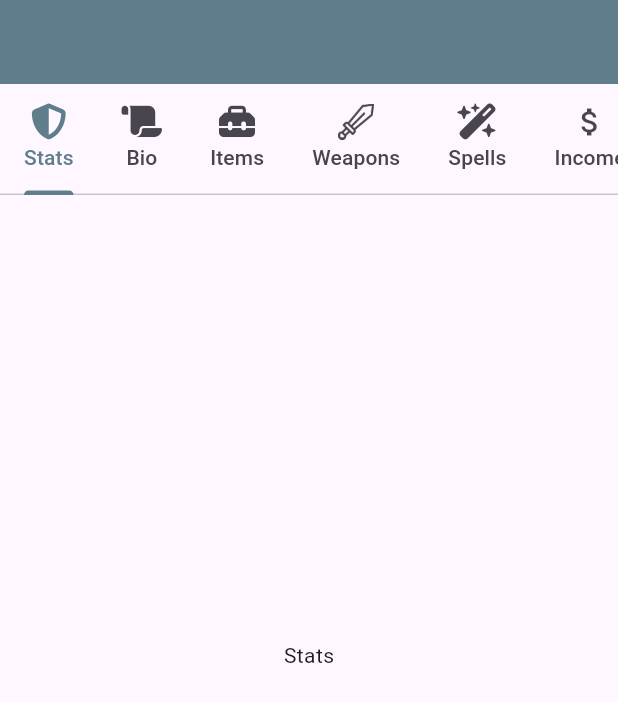
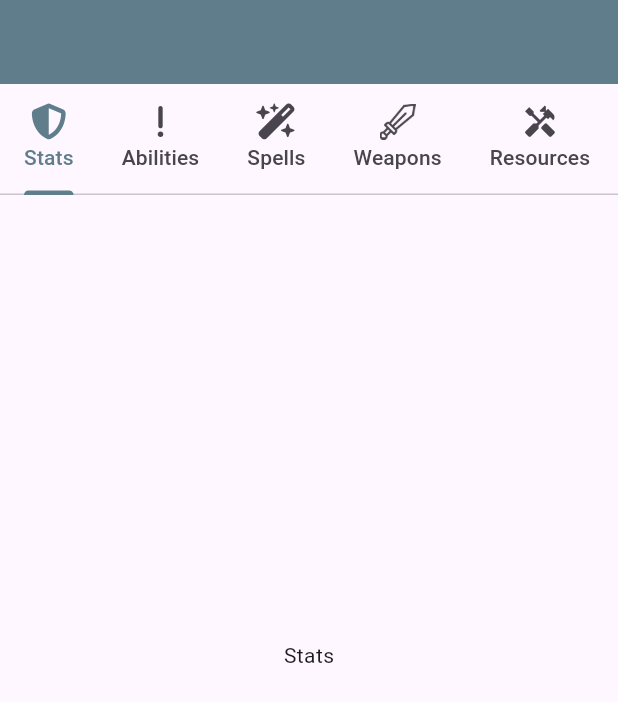
Before and after one commit to skeptickal/homeBrewed, a Flutter app: the CharacterViewerScreen widget shown alone on an empty page, opened directly with empty values, on a phone screen of 412 x 824 dp. Shown: the top 702 px of the screen. Run offline on Flutter 3.47's test engine with Material 3 defaults, Android fonts, the phone set to English and light mode, and no system bars; our stand-ins replace bloc, cloud_firestore, equatable, firebase_auth, firebase_core, firebase_messaging and 4 more; accounts and stored records are empty.

Commit message:
finished bio tab cosmetics plus toggle edit functionality

```diff
--- a/dnd_character_manager/lib/constants/text_fields.dart
+++ b/dnd_character_manager/lib/constants/text_fields.dart
@@ -26,7 +26,7 @@ class CustomTextBox extends StatelessWidget {
       child: Column(
         crossAxisAlignment: CrossAxisAlignment.start,
         children: [
-          Text(subtitle, style: dndFont.copyWith(fontSize: 14, fontWeight: FontWeight.bold)),
+          Center(child: Text(subtitle, style: dndFont.copyWith(fontSize: 14, fontWeight: FontWeight.bold))),
           const SizedBox(height: 4),
           TextFormField(
             controller: controller,
@@ -67,7 +67,7 @@ class BigTextBox extends StatelessWidget {
       child: Column(
         crossAxisAlignment: CrossAxisAlignment.start,
         children: [
-          Text(subtitle, style: dndFont.copyWith(fontSize: 14, fontWeight: FontWeight.bold)),
+          Center(child: Text(subtitle, style: dndFont.copyWith(fontSize: 14, fontWeight: FontWeight.bold))),
           const SizedBox(height: 4),
           TextFormField(
             enabled: enabled,
--- a/dnd_character_manager/lib/cubits/character_cubit/character_cubit.dart
+++ b/dnd_character_manager/lib/cubits/character_cubit/character_cubit.dart
@@ -26,14 +26,19 @@ class CharacterCubit extends Cubit<CharacterState> {
   }
 
   Future<void> readCharactersByUserID(String? userID) async {
-    print('before \n ${state.dndCharacters}');
     try {
       final List<DndCharacter> dndCharacters = await dndService.readDndCharactersByUserID(userID: userID);
       emit(state.copyWith(dndCharacters: dndCharacters));
-      print('after \n ${state.dndCharacters}');
     } catch (e) {
       print('error reading characters from state');
     }
+  }
+
+  //edit booleans
+  Future<void> bioEdit(bool bioEdit) async {
+    print(state.bioEdit);
+    emit(state.copyWith(bioEdit: bioEdit));
+    print(state.bioEdit);
   }
 
 // Firebase Auth related cubit functions
@@ -57,5 +62,4 @@ class CharacterCubit extends Cubit<CharacterState> {
   Future<void> signOut() => firebaseAuthClient.signOut();
 
   Future<void> setUserData(MyUser myUser) async => firebaseAuthClient.setUserData(myUser);
-
 }
--- a/dnd_character_manager/lib/cubits/character_cubit/character_state.dart
+++ b/dnd_character_manager/lib/cubits/character_cubit/character_state.dart
@@ -5,29 +5,41 @@ class CharacterState extends Equatable {
   final bool? signedIn;
   final MyUser? myUser;
   final List<DndCharacter> dndCharacters;
+  // final bool? statsEdit;
+  // final bool? abilitiesEdit;
+  final bool? bioEdit;
+  // final bool? itemsEdit;
+  // final bool? weaponsEdit;
+  // final bool? spellsEdit;
+  // final bool? incomeEdit;
 
-  const CharacterState({this.signedIn, this.myUser, required this.dndCharacters});
+  const CharacterState({this.signedIn, this.myUser, required this.dndCharacters, this.bioEdit});
 
-  CharacterState copyWith({signedIn, myUser, dndCharacters}) {
+  CharacterState copyWith({signedIn, myUser, dndCharacters, bioEdit}) {
     return CharacterState(
       signedIn: signedIn ?? this.signedIn,
       myUser: myUser ?? this.myUser,
       dndCharacters: dndCharacters ?? this.dndCharacters,
+      bioEdit: bioEdit ?? this.bioEdit,
     );
   }
 
   @override
-  List<Object?> get props => [signedIn, myUser, dndCharacters];
+  List<Object?> get props => [signedIn, myUser, dndCharacters, bioEdit];
 }
 
 final class CharacterInitial extends CharacterState {
   CharacterInitial()
-      : super(signedIn: false, myUser: null, dndCharacters: [
-          const DndCharacter(
-            userID: '1234',
-            race: 'human',
-            name: 'Jackson',
-            dndClass: 'Dev',
-          )
-        ]);
+      : super(
+            signedIn: false,
+            myUser: null,
+            dndCharacters: [
+              const DndCharacter(
+                userID: '1234',
+                race: 'human',
+                name: 'Jackson',
+                dndClass: 'Dev',
+              ),
+            ],
+            bioEdit: false);
 }
--- a/dnd_character_manager/lib/pages/add_dnd_character_screen.dart
+++ b/dnd_character_manager/lib/pages/add_dnd_character_screen.dart
@@ -15,6 +15,7 @@ class AddDndCharacterScreen extends StatelessWidget {
     TextEditingController name = TextEditingController();
     TextEditingController race = TextEditingController();
     TextEditingController dndClass = TextEditingController();
+
     return BlocBuilder<CharacterCubit, CharacterState>(
       builder: (context, state) {
         return Form(
@@ -55,7 +56,7 @@ class AddDndCharacterScreen extends StatelessWidget {
                     context.pop();
                   },
                   child: const Text('Add Character'),
-                )
+                ),
               ],
             ),
           ),
--- a/dnd_character_manager/lib/pages/character_viewer_screen.dart
+++ b/dnd_character_manager/lib/pages/character_viewer_screen.dart
@@ -14,15 +14,116 @@ class CharacterViewerScreen extends StatelessWidget {
 
   @override
   Widget build(BuildContext context) {
-    TextEditingController bio = TextEditingController();
-
     return BlocBuilder<CharacterCubit, CharacterState>(
       builder: (context, state) {
+        TextEditingController bio = TextEditingController();
+        TextEditingController personality = TextEditingController();
+        TextEditingController dndAlignment = TextEditingController();
+        TextEditingController name = TextEditingController();
+        TextEditingController race = TextEditingController();
+        TextEditingController dndClass = TextEditingController();
+        TextEditingController bonds = TextEditingController();
+        TextEditingController flaws = TextEditingController();
         bio.text = 'initialValue state.dndCharacter!.bio!';
+        personality.text = 'initialValue state.dndCharacter!.personality';
+        name.text = dndCharacter.name;
+        race.text = dndCharacter.race;
+        dndClass.text = dndCharacter.dndClass;
+        bonds.text = 'initialValue state.dndCharacter!.bonds';
+        flaws.text = 'initialValue state.dndCharacter!.flaws';
+        BigTextBox nameBox = BigTextBox(
+          enabled: state.bioEdit!,
+          padding: const EdgeInsets.all(6),
+          controller: name,
+          hintText: 'name',
+          subtitle: 'Name',
+        );
+        BigTextBox raceBox = BigTextBox(
+          enabled: state.bioEdit!,
+          padding: const EdgeInsets.all(6),
+          controller: race,
+          hintText: 'race',
+          subtitle: 'Race',
+        );
+        BigTextBox dndClassBox = BigTextBox(
+          enabled: state.bioEdit!,
+          padding: const EdgeInsets.all(6),
+          controller: dndClass,
+          hintText: 'class',
+          subtitle: 'Class',
+        );
+        BigTextBox bioBox = BigTextBox(
+          enabled: state.bioEdit!,
+          controller: bio,
+          padding: const EdgeInsets.all(6),
+          hintText: 'bio',
+          subtitle: 'Bio/Background',
+          minLines: 30,
+        );
+        BigTextBox personalityBox = BigTextBox(
+          enabled: state.bioEdit!,
+          controller: personality,
+          padding: const EdgeInsets.all(6),
+          hintText: 'Personality',
+          subtitle: 'Personality + Traits',
+          minLines: 5,
+        );
+        BigTextBox bondsBox = BigTextBox(
+          enabled: state.bioEdit!,
+          controller: personality,
+          padding: const EdgeInsets.all(6),
+          hintText: 'e.g. Bound to ____ Group by Honor',
+          subtitle: 'Bonds',
+          minLines: 5,
+        );
+        BigTextBox flawsBox = BigTextBox(
+          enabled: state.bioEdit!,
+          controller: flaws,
+          padding: const EdgeInsets.all(6),
+          hintText: 'e.g. Kleptomaniac',
+          subtitle: 'Flaws',
+          minLines: 5,
+        );
+        List<String> dndAlignments = [
+          'Select an Alignment',
+          'Lawful Good',
+          'Lawful Neutral',
+          'Lawful Evil',
+          'Lawful Neutral',
+          'Neutral',
+          'Chaotic Neutral',
+          'Chaotic Good',
+          'Chaotic Neutral',
+          'Chaotic Evil',
+        ];
+        Column dndAlignmentSelector = Column(
+          crossAxisAlignment: CrossAxisAlignment.start,
+          children: [
+            Padding(
+              padding: const EdgeInsets.all(6),
+              child: DropdownButtonFormField<String>(
+                key: const Key('Alignment_dropdown'),
+                value: 'Select an Alignment',
+                items: dndAlignments.map((alignment) {
+                  return DropdownMenuItem<String>(
+                    value: alignment,
+                    child: Text(alignment),
+                  );
+                }).toList(),
+                onChanged: state.bioEdit!
+                    ? (String? value) {
+                        dndAlignment.text = value ?? '';
+                      }
+                    : null,
+                decoration: textInputDecoration.copyWith(hintText: 'Select an Alignment'),
+              ),
+            ),
+          ],
+        );
         return ScreenWrapper(
             title: dndCharacter.name,
             child: DefaultTabController(
-                length: 6,
+                length: 9,
                 child: Column(
                   children: [
                     TabBar(
@@ -32,29 +133,60 @@ class CharacterViewerScreen extends StatelessWidget {
                       tabAlignment: TabAlignment.start,
                       tabs: const [
                         Tab(text: 'Stats', icon: FaIcon(FontAwesomeIcons.shieldHalved)),
+                        Tab(text: 'Abilities', icon: FaIcon(FontAwesomeIcons.exclamation)),
+                        Tab(text: 'Spells', icon: FaIcon(FontAwesomeIcons.wandMagicSparkles)),
+                        Tab(text: 'Weapons', icon: ImageIcon(AssetImage('assets/sword.png'))),
+                        Tab(text: 'Resources', icon: Icon(Icons.handyman)),
+                        Tab(text: 'Items', icon: FaIcon(FontAwesomeIcons.toolbox)),
+                        Tab(text: 'Income', icon: Icon(Icons.attach_money)),
                         Tab(text: 'Bio', icon: FaIcon(FontAwesomeIcons.scroll)),
-                        Tab(text: 'Items', icon: FaIcon(FontAwesomeIcons.toolbox)),
-                        Tab(text: 'Weapons', icon: ImageIcon(AssetImage('assets/sword.png'))),
-                        Tab(text: 'Spells', icon: FaIcon(FontAwesomeIcons.wandMagicSparkles)),
-                        Tab(text: 'Income', icon: Icon(Icons.attach_money)),
+                        Tab(text: 'Notes', icon: FaIcon(FontAwesomeIcons.noteSticky)),
                       ],
                     ),
                     Expanded(
                       child: TabBarView(children: [
                         Center(child: Text('Stats\n\n${dndCharacter.name}\n${dndCharacter.dndClass}\n${dndCharacter.race}')),
+                        const Center(child: Text('Abilities')),
+                        const Center(child: Text('Spells')),
+                        const Center(child: Text('Weapons')),
+                        const Center(child: Text('Resources')),
+                        const Center(child: Text('Items')),
+                        const Center(child: Text('Income')),
                         SingleChildScrollView(
-                            child: BigTextBox(
-                          enabled: false,
-                          controller: bio,
-                          padding: EdgeInsets.all(6),
-                          hintText: 'bio',
-                          subtitle: 'bio',
-                          minLines: 50,
+                            child: Column(
+                          children: [
+                            Row(
+                              mainAxisAlignment: MainAxisAlignment.center,
+                              children: [
+                                IconButton(
+                                  onPressed: () => context.read<CharacterCubit>().bioEdit(!state.bioEdit!),
+                                  icon: const Icon(
+                                    Icons.edit,
+                                  ),
+                                ),
+                                Text(
+                                  'Edit/Save',
+                                  style: dndFont,
+                                )
+                              ],
+                            ),
+                            nameBox,
+                            raceBox,
+                            dndClassBox,
+                            Center(
+                              child: Text(
+                                'Select Your Character\'s Alignment',
+                                style: dndFont.copyWith(fontWeight: FontWeight.bold),
+                              ),
+                            ),
+                            dndAlignmentSelector,
+                            personalityBox,
+                            bondsBox,
+                            flawsBox,
+                            bioBox,
+                          ],
                         )),
-                        Center(child: Text('Items')),
-                        Center(child: Text('Weapons')),
-                        Center(child: Text('Spells')),
-                        Center(child: Text('Income')),
+                        const Center(child: Text('Campaign Notes')),
                       ]),
                     )
                   ],
```
Also changed, not shown: dnd_character_manager/lib/models/character/dnd_character.dart (+26 -9 lines).
